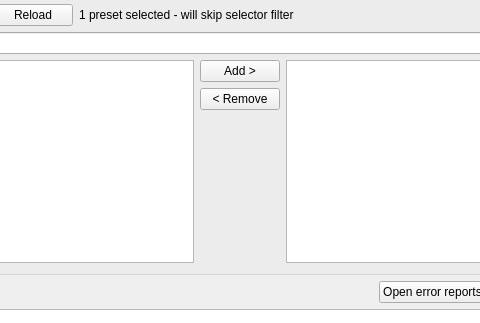
Old version of the form gui/main_window.ui in the repository Ben0x0a/mATLAS; both pictures show x 220 to 700 and y 272 to 595 of the 920 by 820 pixel window.
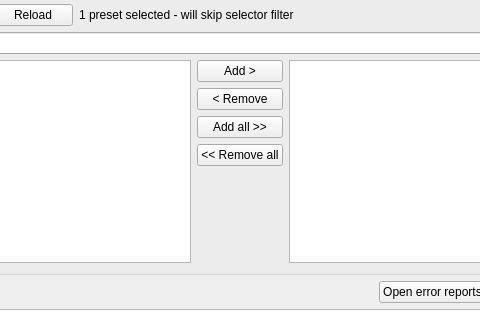
New version of the form. Custom widgets are drawn as their Qt base class.

Patch:
```diff
--- a/gui/main_window.ui
+++ b/gui/main_window.ui
@@ -522,6 +522,20 @@
              </property>
             </widget>
            </item>
+           <item>
+            <widget class="QPushButton" name="addAllPresetsButton">
+             <property name="text">
+              <string>Add all &gt;&gt;</string>
+             </property>
+            </widget>
+           </item>
+           <item>
+            <widget class="QPushButton" name="removeAllPresetsButton">
+             <property name="text">
+              <string>&lt;&lt; Remove all</string>
+             </property>
+            </widget>
+           </item>
            <item>
             <spacer name="presetButtonSpacer">
              <property name="orientation">
```
